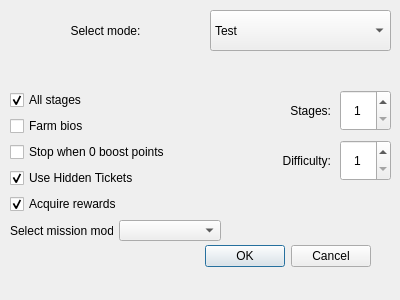
This is lib/gui/designes/queue_editor_window.ui in tmarenko/mff_auto as Qt 5 draws it before an edit. The edited form follows.
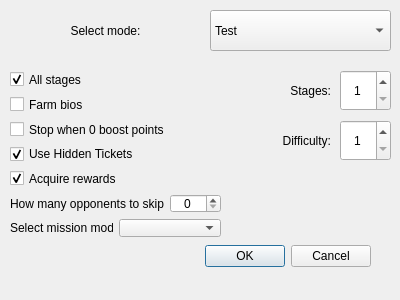
This is the edited form.

Commit message: timeline battle: skip opponent option

```diff
--- a/lib/gui/designes/queue_editor_window.ui
+++ b/lib/gui/designes/queue_editor_window.ui
@@ -76,7 +76,7 @@
    <property name="geometry">
     <rect>
      <x>340</x>
-     <y>90</y>
+     <y>70</y>
      <width>51</width>
      <height>41</height>
     </rect>
@@ -92,7 +92,7 @@
    <property name="geometry">
     <rect>
      <x>340</x>
-     <y>140</y>
+     <y>120</y>
      <width>51</width>
      <height>41</height>
     </rect>
@@ -108,7 +108,7 @@
    <property name="geometry">
     <rect>
      <x>220</x>
-     <y>90</y>
+     <y>70</y>
      <width>111</width>
      <height>41</height>
     </rect>
@@ -133,7 +133,7 @@
    <property name="geometry">
     <rect>
      <x>220</x>
-     <y>140</y>
+     <y>120</y>
      <width>111</width>
      <height>41</height>
     </rect>
@@ -155,9 +155,9 @@
    <property name="geometry">
     <rect>
      <x>10</x>
-     <y>90</y>
+     <y>70</y>
      <width>211</width>
-     <height>151</height>
+     <height>167</height>
     </rect>
    </property>
    <layout class="QVBoxLayout" name="verticalLayout_6">
@@ -205,6 +205,33 @@
       </property>
      </widget>
     </item>
+    <item>
+     <layout class="QHBoxLayout" name="horizontalLayout_3" stretch="0,0">
+      <property name="rightMargin">
+       <number>0</number>
+      </property>
+      <item>
+       <widget class="QLabel" name="timeline_skip_label">
+        <property name="text">
+         <string>How many opponents to skip</string>
+        </property>
+       </widget>
+      </item>
+      <item>
+       <widget class="QSpinBox" name="timeline_skip_combobox">
+        <property name="alignment">
+         <set>Qt::AlignCenter</set>
+        </property>
+        <property name="minimum">
+         <number>0</number>
+        </property>
+        <property name="value">
+         <number>0</number>
+        </property>
+       </widget>
+      </item>
+     </layout>
+    </item>
     <item>
      <layout class="QHBoxLayout" name="horizontalLayout_2" stretch="0,0">
       <property name="rightMargin">
```
The commit also changes 3 other files.
